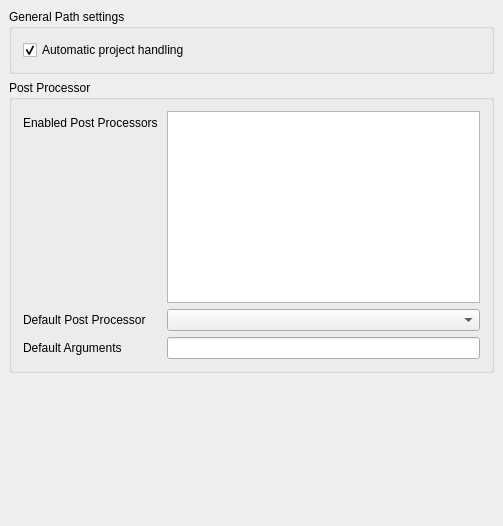
Before: the Qt Designer form src/Mod/Path/Gui/Resources/preferences/PathJob.ui in berndhahnebach/All_FreeCAD, drawn with Qt 5.
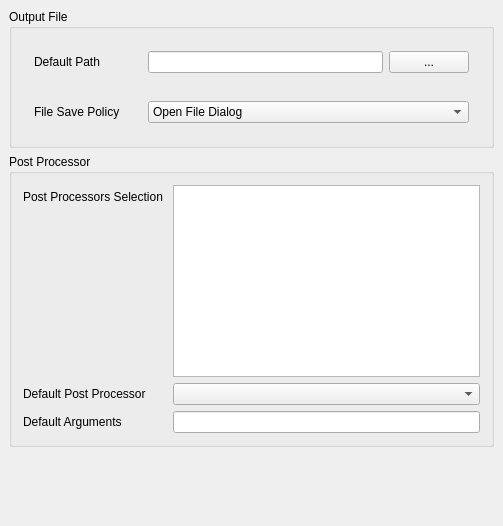
After: the same form once the commit is applied.

Commit message: Added suppor for default OutputFile with templates and a policy on how to deal with file name conflicts.

```diff
--- a/src/Mod/Path/Gui/Resources/preferences/PathJob.ui
+++ b/src/Mod/Path/Gui/Resources/preferences/PathJob.ui
@@ -22,32 +22,115 @@
    </property>
    <item>
     <widget class="QGroupBox" name="groupBox_2">
+     <property name="sizePolicy">
+      <sizepolicy hsizetype="Preferred" vsizetype="Minimum">
+       <horstretch>0</horstretch>
+       <verstretch>0</verstretch>
+      </sizepolicy>
+     </property>
      <property name="title">
-      <string>General Path settings</string>
+      <string>Output File</string>
      </property>
-     <layout class="QVBoxLayout" name="verticalLayout">
-      <item>
-       <layout class="QHBoxLayout" name="horizontalLayout_12">
-        <item>
-         <widget class="QCheckBox" name="pathTestSetting1">
-          <property name="toolTip">
-           <string>If this option is enabled, new paths will automatically be placed in the active project, which will be created if necessary.</string>
-          </property>
-          <property name="text">
-           <string>Automatic project handling</string>
-          </property>
-          <property name="checked">
-           <bool>true</bool>
-          </property>
-          <property name="prefEntry" stdset="0">
-           <cstring>pathAutoProject</cstring>
-          </property>
-          <property name="prefPath" stdset="0">
-           <cstring>Mod/Path</cstring>
-          </property>
-         </widget>
-        </item>
-       </layout>
+     <layout class="QFormLayout" name="formLayout_2">
+      <item row="0" column="0">
+       <widget class="QWidget" name="widget_2" native="true">
+        <layout class="QHBoxLayout" name="horizontalLayout_3">
+         <item>
+          <widget class="QLabel" name="label_4">
+           <property name="text">
+            <string>Default Path</string>
+           </property>
+          </widget>
+         </item>
+        </layout>
+       </widget>
+      </item>
+      <item row="0" column="1">
+       <widget class="QWidget" name="widget" native="true">
+        <property name="sizePolicy">
+         <sizepolicy hsizetype="Preferred" vsizetype="Preferred">
+          <horstretch>0</horstretch>
+          <verstretch>0</verstretch>
+         </sizepolicy>
+        </property>
+        <layout class="QHBoxLayout" name="horizontalLayout_2">
+         <item>
+          <widget class="QLineEdit" name="leOutputFile">
+           <property name="toolTip">
+            <string>&lt;html&gt;&lt;head/&gt;&lt;body&gt;&lt;p&gt;Enter a path and optionally file name (see below) to be used as the default for the post processor export.&lt;/p&gt;&lt;p&gt;The following substitutions are performed before the name is resolved at the time of the post processing:&lt;/p&gt;&lt;p&gt;%D ... directory of the active document&lt;br/&gt;%d ... name of the active document (with extension)&lt;br/&gt;%M ... user macro directory&lt;br/&gt;%j ... name of the active Job object&lt;/p&gt;&lt;p&gt;The following example store all files with the same name as the document the directory /home/freecad (please remove quotes):&lt;/p&gt;&lt;p&gt;&amp;quot;/home/cnc/%d.g-code&amp;quot;&lt;/p&gt;&lt;p&gt;See the file save policy below on how to deal with name conflicts.&lt;/p&gt;&lt;/body&gt;&lt;/html&gt;</string>
+           </property>
+          </widget>
+         </item>
+         <item>
+          <widget class="QPushButton" name="browseFileSystem">
+           <property name="sizePolicy">
+            <sizepolicy hsizetype="Minimum" vsizetype="Fixed">
+             <horstretch>0</horstretch>
+             <verstretch>0</verstretch>
+            </sizepolicy>
+           </property>
+           <property name="toolTip">
+            <string>&lt;html&gt;&lt;head/&gt;&lt;body&gt;&lt;p&gt;Open a file system browser to select default path for output files.&lt;/p&gt;&lt;/body&gt;&lt;/html&gt;</string>
+           </property>
+           <property name="text">
+            <string>...</string>
+           </property>
+          </widget>
+         </item>
+        </layout>
+       </widget>
+      </item>
+      <item row="1" column="0">
+       <widget class="QWidget" name="widget_3" native="true">
+        <layout class="QHBoxLayout" name="horizontalLayout_4">
+         <item>
+          <widget class="QLabel" name="label_5">
+           <property name="text">
+            <string>File Save Policy</string>
+           </property>
+          </widget>
+         </item>
+        </layout>
+       </widget>
+      </item>
+      <item row="1" column="1">
+       <widget class="QWidget" name="widget_4" native="true">
+        <layout class="QHBoxLayout" name="horizontalLayout_5">
+         <item>
+          <widget class="QComboBox" name="cboOutputPolicy">
+           <property name="sizePolicy">
+            <sizepolicy hsizetype="Preferred" vsizetype="Fixed">
+             <horstretch>0</horstretch>
+             <verstretch>0</verstretch>
+            </sizepolicy>
+           </property>
+           <property name="toolTip">
+            <string>&lt;html&gt;&lt;head/&gt;&lt;body&gt;&lt;p&gt;Choose how to deal with potential file name conflicts. Always open a dialog, only open a dialog if the output file already exists, overwrite any existing file or add a unique (3 digit) sequential ID to the file name.&lt;/p&gt;&lt;/body&gt;&lt;/html&gt;</string>
+           </property>
+           <item>
+            <property name="text">
+             <string>Open File Dialog</string>
+            </property>
+           </item>
+           <item>
+            <property name="text">
+             <string>Open File Dialog on conflict</string>
+            </property>
+           </item>
+           <item>
+            <property name="text">
+             <string>Overwrite existing file</string>
+            </property>
+           </item>
+           <item>
+            <property name="text">
+             <string>Append Unique ID on conflict</string>
+            </property>
+           </item>
+          </widget>
+         </item>
+        </layout>
+       </widget>
       </item>
      </layout>
     </widget>
@@ -61,6 +144,23 @@
       <property name="fieldGrowthPolicy">
        <enum>QFormLayout::AllNonFixedFieldsGrow</enum>
       </property>
+      <item row="0" column="0">
+       <widget class="QLabel" name="label_3">
+        <property name="text">
+         <string>Post Processors Selection </string>
+        </property>
+       </widget>
+      </item>
+      <item row="0" column="1">
+       <widget class="QListWidget" name="postProcessorList">
+        <property name="mouseTracking">
+         <bool>true</bool>
+        </property>
+        <property name="toolTip">
+         <string>&lt;html&gt;&lt;head/&gt;&lt;body&gt;&lt;p&gt;It doesn't seem there are any post processor scripts installed. Pleas add some into your macro directory and make sure the file name ends with &amp;quot;_post.py&amp;quot;.&lt;/p&gt;&lt;/body&gt;&lt;/html&gt;</string>
+        </property>
+       </widget>
+      </item>
       <item row="1" column="0">
        <widget class="QLabel" name="label">
         <property name="text">
@@ -101,23 +201,6 @@
         </property>
        </widget>
       </item>
-      <item row="0" column="0">
-       <widget class="QLabel" name="label_3">
-        <property name="text">
-         <string>Enabled Post Processors </string>
-        </property>
-       </widget>
-      </item>
-      <item row="0" column="1">
-       <widget class="QListWidget" name="postProcessorList">
-        <property name="mouseTracking">
-         <bool>true</bool>
-        </property>
-        <property name="toolTip">
-         <string>&lt;html&gt;&lt;head/&gt;&lt;body&gt;&lt;p&gt;It doesn't seem there are any post processor scripts installed. Pleas add some into your macro directory and make sure the file name ends with &amp;quot;_post.py&amp;quot;.&lt;/p&gt;&lt;/body&gt;&lt;/html&gt;</string>
-        </property>
-       </widget>
-      </item>
      </layout>
     </widget>
    </item>
```
The commit also changes 5 other files.
